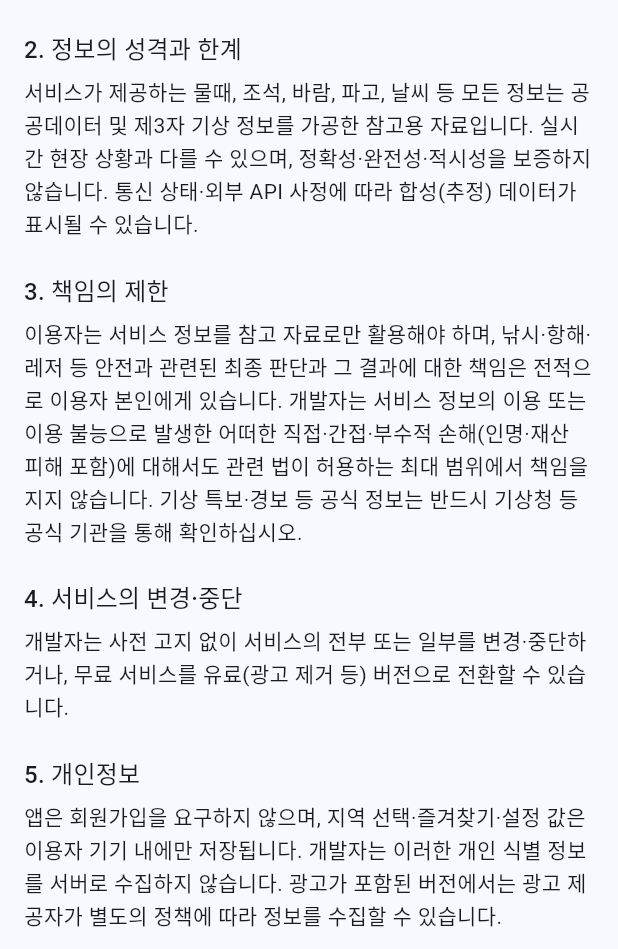
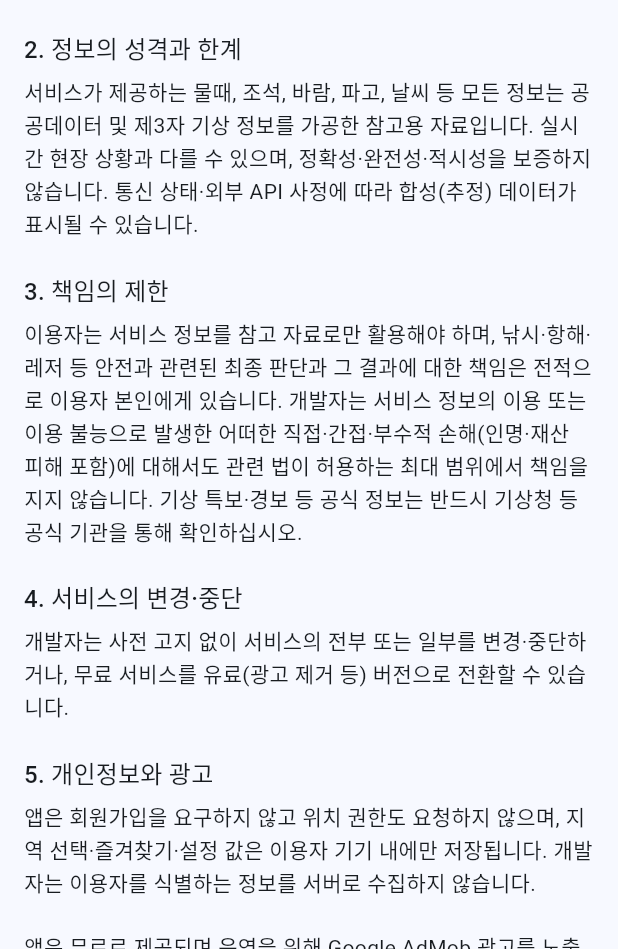
Before and after one commit to bisan74-lab/BadaMobile, a Flutter app: the SettingsScreen screen opened directly, scrolled down 285 dp, after a tap on "정책 및 이용약관", on a phone screen of 412 x 824 dp, the part 287-1236 px from its top. Run offline on Flutter 3.47's test engine with Material 3 defaults, Android fonts, the phone set to English and light mode, and no system bars; our stand-ins replace flutter_riverpod, google_mobile_ads, shared_preferences; accounts and stored records are empty; network calls fail.

Commit message:
AdMob 배너 광고 + 스토어 제출 준비 (v0.3.0)
광고:
- google_mobile_ads 추가. 하단 광고 자리(AdPlaceholder)가 배너를 로드하고,
  실패하거나 광고가 꺼져 있으면 기존 앱 소개 박스를 같은 높이로 보여준다.
- 광고 ID는 빌드 때 주입한다. 기본값은 구글 공식 테스트 ID라 설정 없이
  빌드해도 실 수익 계정에 무효 트래픽이 잡히지 않는다.
- 광고 SDK 초기화는 3초 타임아웃을 둬 실패·지연이 앱 실행을 막지 않는다.
- 위젯 테스트가 광고 플랫폼 채널을 건드리지 않도록 adsRuntimeEnabled 기본값을
  false로 두고 main()에서만 켠다.
- GMA SDK 요구사항에 맞춰 minSdk를 23으로 올린다.

스토어 제출:
- android/key.properties가 있을 때만 업로드 키로 릴리스 서명하고, 없으면
  debug 키로 폴백해 기존 테스트 APK 빌드가 그대로 동작한다.
- release-aab.yml 추가: Secret에서 키스토어를 복원해 서명된 App Bundle을
  만들고, 서명 여부를 검증한 뒤 Release와 아티팩트 양쪽에 올린다. 필수
  Secret이 없으면 조용히 잘못된 빌드를 내는 대신 바로 실패한다.
- docs/privacy-policy.html 추가(Play Console 등록용). 앱 내 정책 화면에도
  광고 데이터 수집 안내와 전문 링크를 넣는다.
- 강제 업데이트 게이트의 storeUrl 패키지명이 실제 applicationId와 달라
  수정한다(com.badamobile.app → com.badamobile.bada_mobile).

Co-Authored-By: Claude Opus 4.8 <noreply@anthropic.com>
Claude-Session: https://claude.ai/code/session_01UwJAvLga6vHoPoML5Ts7qP

```diff
--- a/lib/core/config/env.dart
+++ b/lib/core/config/env.dart
@@ -35,6 +35,20 @@ class Env {
         'claude/mobile-app-project-setup-87rgak/remote_config/app_gate.json',
   );
 
+  /// AdMob 배너 광고 단위 ID(하단 광고 자리).
+  ///
+  /// 기본값은 **구글이 공개한 테스트 광고 단위 ID**다. 그래서 아무 설정 없이
+  /// 빌드해도 테스트 광고가 뜨고, 실제 수익 계정에 무효 트래픽이 잡히지 않는다.
+  /// 스토어에 올릴 빌드는 반드시 실제 ID를 주입한다:
+  /// `--dart-define=ADMOB_BANNER_AD_UNIT_ID=ca-app-pub-XXXX/YYYY`
+  ///
+  /// 빈 문자열을 주입하면 광고를 아예 로드하지 않고 앱 소개 박스만 보여준다
+  /// (광고 없는 버전을 내보낼 때 쓴다).
+  static const admobBannerAdUnitId = String.fromEnvironment(
+    'ADMOB_BANNER_AD_UNIT_ID',
+    defaultValue: 'ca-app-pub-3940256099942544/6300978111',
+  );
+
   /// 지도용 바람장 격자 데이터(서버가 미리 뽑아 둔 정적 파일) URL.
   ///
   /// GitHub Actions 크론(`.github/workflows/wind-data.yml`)이 Open-Meteo에서
--- a/lib/core/widgets/ad_placeholder.dart
+++ b/lib/core/widgets/ad_placeholder.dart
@@ -1,16 +1,100 @@
 import 'package:flutter/material.dart';
+import 'package:google_mobile_ads/google_mobile_ads.dart';
 
-/// 하단 광고 자리(현재는 앱 소개 박스). 물때&날씨 화면과 설정 화면이
-/// 같은 모양을 공유한다 — 실제 광고(AdMob 320×50/adaptive)를 붙일 때도
-/// 이 자리 하나만 바꾸면 두 화면에 함께 적용된다.
-class AdPlaceholder extends StatelessWidget {
+import '../config/env.dart';
+
+/// 실제 광고를 로드해도 되는 상태인지. **[main]에서 광고 SDK 초기화에 성공한
+/// 뒤에만 true로 켠다.** 기본값이 false라 위젯 테스트는 광고 플랫폼 채널을
+/// 아예 건드리지 않고, 화면에는 아래 앱 소개 박스가 그대로 나온다.
+bool adsRuntimeEnabled = false;
+
+/// 하단 광고 자리. 물때&날씨 화면과 설정 화면이 같은 위젯을 공유한다.
+///
+/// 배너가 실제로 로드되면 배너를, 그렇지 않으면(광고 비활성·로드 실패·
+/// 오프라인) **같은 높이의 앱 소개 박스**를 보여준다. 광고가 없거나 실패해도
+/// 레이아웃이 흔들리지 않고 빈 칸도 남지 않는다.
+class AdPlaceholder extends StatefulWidget {
   const AdPlaceholder({super.key});
+
+  /// 배너(320×50)와 기존 소개 박스가 공유하는 높이.
+  static const double height = 56;
+
+  @override
+  State<AdPlaceholder> createState() => _AdPlaceholderState();
+}
+
+class _AdPlaceholderState extends State<AdPlaceholder> {
+  BannerAd? _banner;
+  bool _loaded = false;
+
+  @override
+  void initState() {
+    super.initState();
+    _loadBanner();
+  }
+
+  void _loadBanner() {
+    if (!adsRuntimeEnabled || Env.admobBannerAdUnitId.isEmpty) return;
+    final banner = BannerAd(
+      adUnitId: Env.admobBannerAdUnitId,
+      size: AdSize.banner,
+      request: const AdRequest(),
+      listener: BannerAdListener(
+        onAdLoaded: (_) {
+          if (mounted) setState(() => _loaded = true);
+        },
+        onAdFailedToLoad: (ad, _) {
+          // 로드 실패(노출 재고 없음·오프라인 등)는 정상 상황이다. 배너를
+          // 정리하고 소개 박스로 남는다.
+          ad.dispose();
+          if (mounted) setState(() => _banner = null);
+        },
+      ),
+    );
+    _banner = banner;
+    // 광고는 부가 기능이므로, 어떤 이유로든 로드 호출이 실패해도 앱이
+    // 죽지 않고 소개 박스로 넘어가게 한다.
+    try {
+      banner.load();
+    } catch (_) {
+      _banner = null;
+    }
+  }
+
+  @override
+  void dispose() {
+    _banner?.dispose();
+    super.dispose();
+  }
+
+  @override
+  Widget build(BuildContext context) {
+    final banner = _banner;
+    if (_loaded && banner != null) {
+      return SizedBox(
+        height: AdPlaceholder.height,
+        child: Center(
+          child: SizedBox(
+            width: banner.size.width.toDouble(),
+            height: banner.size.height.toDouble(),
+            child: AdWidget(ad: banner),
+          ),
+        ),
+      );
+    }
+    return const _AppIntroBox();
+  }
+}
+
+/// 광고가 없을 때 같은 자리를 채우는 앱 소개 박스.
+class _AppIntroBox extends StatelessWidget {
+  const _AppIntroBox();
 
   @override
   Widget build(BuildContext context) {
     final scheme = Theme.of(context).colorScheme;
     return Container(
-      height: 56,
+      height: AdPlaceholder.height,
       padding: const EdgeInsets.symmetric(horizontal: 12),
       decoration: BoxDecoration(
         color: scheme.surfaceContainerLow,
--- a/lib/features/settings/app_info.dart
+++ b/lib/features/settings/app_info.dart
@@ -4,9 +4,15 @@ class AppInfo {
   const AppInfo._();
 
   static const appName = '바다 윈디';
-  static const appVersion = '0.2.21';
+  static const appVersion = '0.3.0';
   static const releaseDate = '2026-07-30';
 
   /// 오류신고 및 사업제휴 문의 이메일.
   static const contactEmail = 'bisan74@gmail.com';
+
+  /// 개인정보처리방침 전문(웹) 주소. **Play Console에 등록하는 URL과 같아야
+  /// 한다.** 저장소의 `docs/privacy-policy.html`을 GitHub Pages로 서빙한다
+  /// (Settings → Pages → Source: 기본 브랜치 `/docs`).
+  static const privacyPolicyUrl =
+      'https://bisan74-lab.github.io/BadaMobile/privacy-policy.html';
 }
--- a/lib/features/settings/presentation/policy_screen.dart
+++ b/lib/features/settings/presentation/policy_screen.dart
@@ -1,4 +1,5 @@
 import 'package:flutter/material.dart';
+import 'package:url_launcher/url_launcher.dart';
 
 import '../app_info.dart';
 
@@ -48,12 +49,17 @@ class PolicyScreen extends StatelessWidget {
                 '무료 서비스를 유료(광고 제거 등) 버전으로 전환할 수 있습니다.',
           ),
           _Section(
-            title: '5. 개인정보',
+            title: '5. 개인정보와 광고',
             body:
-                '앱은 회원가입을 요구하지 않으며, 지역 선택·즐겨찾기·설정 값은 이용자 기기 내에만 '
-                '저장됩니다. 개발자는 이러한 개인 식별 정보를 서버로 수집하지 않습니다. '
-                '광고가 포함된 버전에서는 광고 제공자가 별도의 정책에 따라 정보를 수집할 수 있습니다.',
+                '앱은 회원가입을 요구하지 않고 위치 권한도 요청하지 않으며, 지역 선택·즐겨찾기·'
+                '설정 값은 이용자 기기 내에만 저장됩니다. 개발자는 이용자를 식별하는 정보를 '
+                '서버로 수집하지 않습니다.\n\n'
+                '앱은 무료로 제공되며 운영을 위해 Google AdMob 광고를 노출합니다. 광고 노출·측정을 '
+                '위해 Google이 광고 식별자, IP 기반의 대략적 위치, 기기 정보를 수집할 수 있습니다. '
+                '광고 ID 삭제·맞춤 광고 거부는 기기의 설정 > 개인정보 보호 > 광고에서 할 수 있습니다. '
+                '자세한 내용은 아래 개인정보처리방침 전문을 참고하십시오.',
           ),
+          _PolicyLinkButton(),
           _Section(
             title: '6. 지식재산권',
             body:
@@ -65,6 +71,27 @@ class PolicyScreen extends StatelessWidget {
             body: '서비스 관련 문의는 ${AppInfo.contactEmail} 로 연락 주십시오.',
           ),
         ],
+      ),
+    );
+  }
+}
+
+/// 개인정보처리방침 전문(웹)으로 나가는 버튼. Play Console에 등록하는 URL과
+/// 같은 문서를 연다.
+class _PolicyLinkButton extends StatelessWidget {
+  const _PolicyLinkButton();
+
+  @override
+  Widget build(BuildContext context) {
+    return Padding(
+      padding: const EdgeInsets.only(bottom: 20),
+      child: OutlinedButton.icon(
+        onPressed: () => launchUrl(
+          Uri.parse(AppInfo.privacyPolicyUrl),
+          mode: LaunchMode.externalApplication,
+        ),
+        icon: const Icon(Icons.open_in_new, size: 18),
+        label: const Text('개인정보처리방침 전문 보기'),
       ),
     );
   }
--- a/pubspec.yaml
+++ b/pubspec.yaml
@@ -2,7 +2,7 @@ name: bada_mobile
 description: "물때·조석 정보와 바람·해양 날씨를 한 앱에서 - BadaMobile (바다윈디)"
 publish_to: 'none'
 
-version: 0.2.21+99
+version: 0.3.0+100
 
 environment:
   sdk: ^3.8.1
@@ -16,6 +16,7 @@ dependencies:
   intl: ^0.20.2
   shared_preferences: ^2.3.2
   url_launcher: ^6.3.1
+  google_mobile_ads: ^6.0.0
 
 dev_dependencies:
   flutter_test:
--- a/remote_config/app_gate.json
+++ b/remote_config/app_gate.json
@@ -1,5 +1,5 @@
 {
   "forceUpgrade": false,
   "message": "더 나은 서비스를 위해 새 버전으로 업데이트가 필요합니다.\n아래 버튼을 눌러 새 버전을 설치해 주세요.",
-  "storeUrl": "https://play.google.com/store/apps/details?id=com.badamobile.app"
+  "storeUrl": "https://play.google.com/store/apps/details?id=com.badamobile.bada_mobile"
 }
```
Also changed, not shown: lib/main.dart (+19 -0 lines), pubspec.lock, 4 other files.
